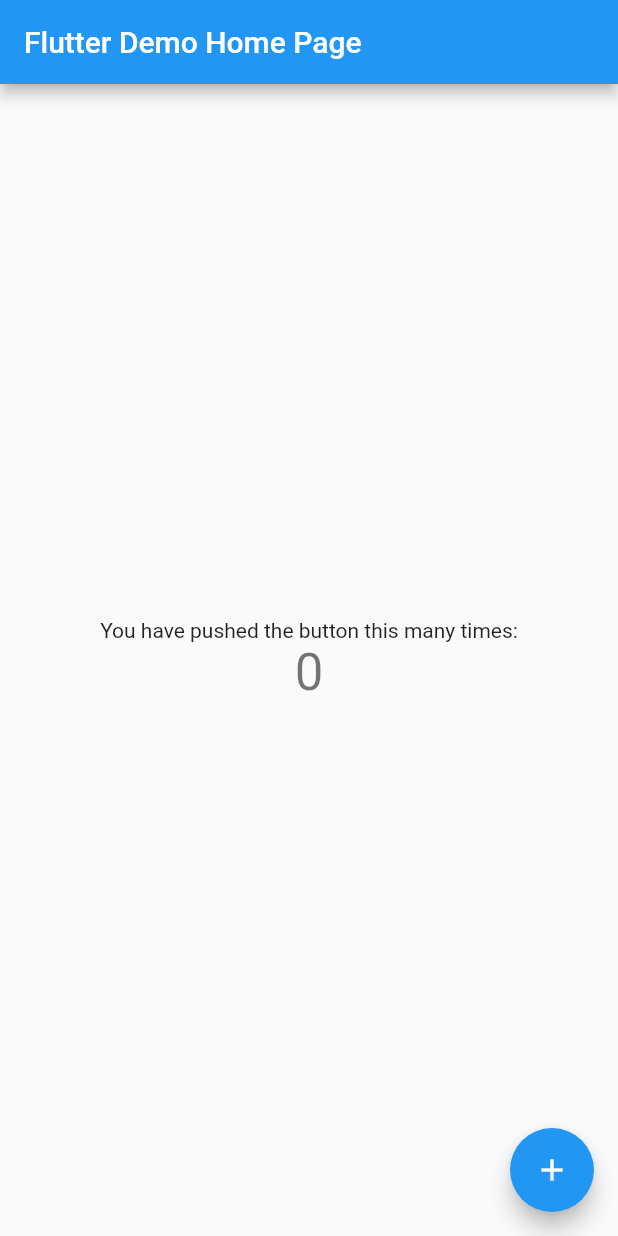
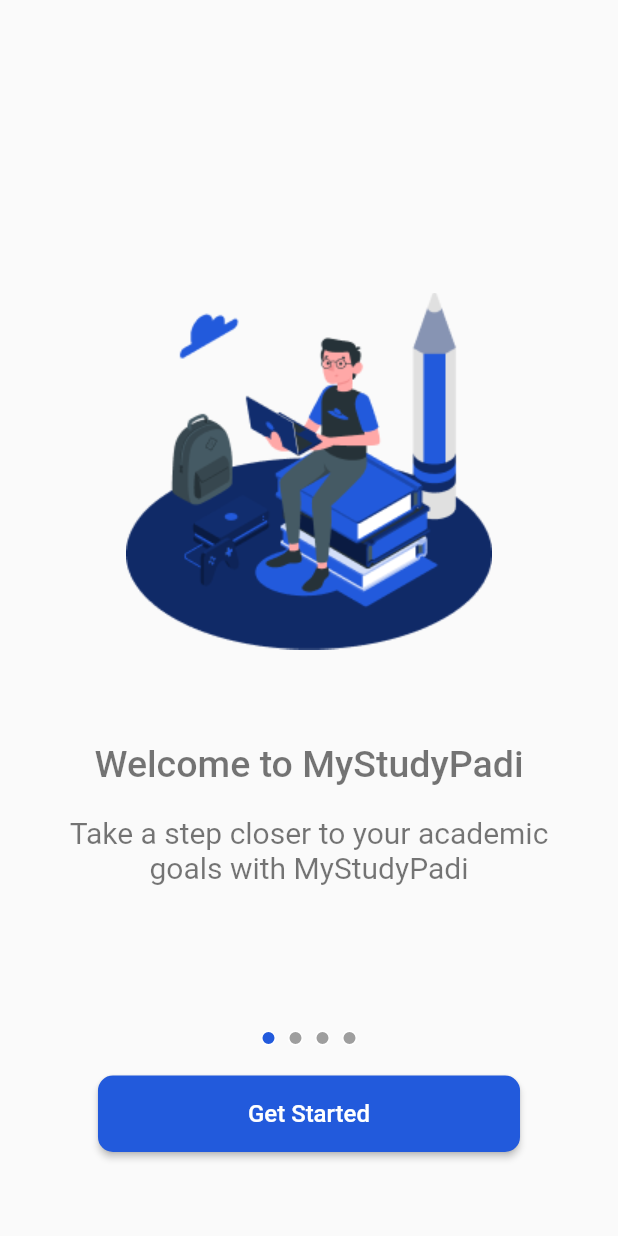
Before and after one commit to toyyibat1/My-StudyPal, a Flutter app: the screen it shows after launch, on a phone screen of 412 x 824 dp. Run offline on Flutter 3.47's test engine with Material 2 defaults, Android fonts, the phone set to English and light mode, and no system bars; our stand-ins replace firebase_core, flutter_spinkit; accounts and stored records are empty.

Commit message:
created splash screen, onboarding and signup screen

```diff
--- a/lib/main.dart
+++ b/lib/main.dart
@@ -1,117 +1,24 @@
+import 'package:firebase_core/firebase_core.dart';
 import 'package:flutter/material.dart';
+import 'package:my_study_pal/src/views/screens/splash.dart';
 
-void main() {
-  runApp(MyApp());
+void main() async {
+  WidgetsFlutterBinding.ensureInitialized();
+  await Firebase.initializeApp();
+  runApp(App());
 }
 
-class MyApp extends StatelessWidget {
-  // This widget is the root of your application.
+class App extends StatelessWidget {
   @override
   Widget build(BuildContext context) {
     return MaterialApp(
-      title: 'Flutter Demo',
+      debugShowCheckedModeBanner: false,
+      title: 'Ivory Cloud',
       theme: ThemeData(
-        // This is the theme of your application.
-        //
-        // Try running your application with "flutter run". You'll see the
-        // application has a blue toolbar. Then, without quitting the app, try
-        // changing the primarySwatch below to Colors.green and then invoke
-        // "hot reload" (press "r" in the console where you ran "flutter run",
-        // or simply save your changes to "hot reload" in a Flutter IDE).
-        // Notice that the counter didn't reset back to zero; the application
-        // is not restarted.
-        primarySwatch: Colors.blue,
-        // This makes the visual density adapt to the platform that you run
-        // the app on. For desktop platforms, the controls will be smaller and
-        // closer together (more dense) than on mobile platforms.
+        //primaryColor: ,
         visualDensity: VisualDensity.adaptivePlatformDensity,
       ),
-      home: MyHomePage(title: 'Flutter Demo Home Page'),
+      home: SplashScreen(),
     );
   }
 }
-
-class MyHomePage extends StatefulWidget {
-  MyHomePage({Key key, this.title}) : super(key: key);
-
-  // This widget is the home page of your application. It is stateful, meaning
-  // that it has a State object (defined below) that contains fields that affect
-  // how it looks.
-
-  // This class is the configuration for the state. It holds the values (in this
-  // case the title) provided by the parent (in this case the App widget) and
-  // used by the build method of the State. Fields in a Widget subclass are
-  // always marked "final".
-
-  final String title;
-
-  @override
-  _MyHomePageState createState() => _MyHomePageState();
-}
-
-class _MyHomePageState extends State<MyHomePage> {
-  int _counter = 0;
-
-  void _incrementCounter() {
-    setState(() {
-      // This call to setState tells the Flutter framework that something has
-      // changed in this State, which causes it to rerun the build method below
-      // so that the display can reflect the updated values. If we changed
-      // _counter without calling setState(), then the build method would not be
-      // called again, and so nothing would appear to happen.
-      _counter++;
-    });
-  }
-
-  @override
-  Widget build(BuildContext context) {
-    // This method is rerun every time setState is called, for instance as done
-    // by the _incrementCounter method above.
-    //
-    // The Flutter framework has been optimized to make rerunning build methods
-    // fast, so that you can just rebuild anything that needs updating rather
-    // than having to individually change instances of widgets.
-    return Scaffold(
-      appBar: AppBar(
-        // Here we take the value from the MyHomePage object that was created by
-        // the App.build method, and use it to set our appbar title.
-        title: Text(widget.title),
-      ),
-      body: Center(
-        // Center is a layout widget. It takes a single child and positions it
-        // in the middle of the parent.
-        child: Column(
-          // Column is also a layout widget. It takes a list of children and
-          // arranges them vertically. By default, it sizes itself to fit its
-          // children horizontally, and tries to be as tall as its parent.
-          //
-          // Invoke "debug painting" (press "p" in the console, choose the
-          // "Toggle Debug Paint" action from the Flutter Inspector in Android
-          // Studio, or the "Toggle Debug Paint" command in Visual Studio Code)
-          // to see the wireframe for each widget.
-          //
-          // Column has various properties to control how it sizes itself and
-          // how it positions its children. Here we use mainAxisAlignment to
-          // center the children vertically; the main axis here is the vertical
-          // axis because Columns are vertical (the cross axis would be
-          // horizontal).
-          mainAxisAlignment: MainAxisAlignment.center,
-          children: <Widget>[
-            Text(
-              'You have pushed the button this many times:',
-            ),
-            Text(
-              '$_counter',
-              style: Theme.of(context).textTheme.headline4,
-            ),
-          ],
-        ),
-      ),
-      floatingActionButton: FloatingActionButton(
-        onPressed: _incrementCounter,
-        tooltip: 'Increment',
-        child: Icon(Icons.add),
-      ), // This trailing comma makes auto-formatting nicer for build methods.
-    );
-  }
-}
--- a/lib/src/core/images.dart
+++ b/lib/src/core/images.dart
@@ -0,0 +1,11 @@
+
+const logo = 'assets/logo.png';
+const logo2 = 'assets/logo2.png';
+const onboarding1 = 'assets/onboarding1.png';
+const onboarding2 = 'assets/onboarding2.png';
+const onboarding3 = 'assets/onboarding3.png';
+const onboarding4 = 'assets/onboarding4.png';
+
+const facebook = 'assets/facebook.png';
+const google = 'assets/google.png';
+const email = 'assets/emailbox.png';
--- /dev/null
+++ b/lib/src/views/screens/OnboardingScreen.dart
@@ -0,0 +1,173 @@
+import 'package:flutter/material.dart';
+import 'package:flutter/services.dart';
+import 'package:my_study_pal/src/core/images.dart';
+import 'package:my_study_pal/src/widgets/app_button.dart';
+import '../screens/signin.dart';
+import '../../core/constants.dart';
+
+class OnboardingScreen extends StatefulWidget {
+  @override
+  _OnboardingScreenState createState() => _OnboardingScreenState();
+}
+
+class _OnboardingScreenState extends State<OnboardingScreen> {
+  final int _numPages = 4;
+  final PageController _pageController = PageController(initialPage: 0);
+  int _currentPage = 0;
+
+  List<Widget> _buildPageIndicator() {
+    List<Widget> list = [];
+    for (int i = 0; i < _numPages; i++) {
+      list.add(i == _currentPage ? _indicator(true) : _indicator(false));
+    }
+    return list;
+  }
+
+  Widget _indicator(bool isActive) {
+    return AnimatedContainer(
+      duration: Duration(milliseconds: 150),
+      margin: EdgeInsets.symmetric(horizontal: 4.0),
+      height: 10.0,
+      width: isActive ? 10.0 : 10.0,
+      decoration: BoxDecoration(
+          color: isActive ? kPrimaryColor : Colors.grey[500],
+          borderRadius: BorderRadius.all(Radius.circular(12)),
+          border: Border.all(color: Colors.white)),
+    );
+  }
+
+  @override
+  Widget build(BuildContext context) {
+    return AnnotatedRegion(
+      value: SystemUiOverlayStyle(statusBarColor: Colors.transparent),
+      child: Scaffold(
+        body: Container(
+          child: Padding(
+            padding: EdgeInsets.symmetric(vertical: 56),
+            child: Column(
+              children: <Widget>[
+                Expanded(
+                  child: Container(
+                    child: PageView(
+                      physics: ClampingScrollPhysics(),
+                      controller: _pageController,
+                      onPageChanged: (int page) {
+                        setState(() {
+                          _currentPage = page;
+                        });
+                      },
+                      children: <Widget>[
+                        OnboardColumn(
+                          imgPath: onboarding1,
+                          titletext: 'Welcome to MyStudyPadi',
+                          subtitleText:'Take a step closer to your academic goals with MyStudyPadi'
+                        ),
+                        OnboardColumn(
+                          imgPath: onboarding2,
+                          titletext: 'Schedule Study Timetable',
+                          subtitleText:'Create a timetable that will help you to study effectively',
+                        ),
+                        OnboardColumn(
+                          imgPath: onboarding3,
+                          titletext: 'Create Tasks Seamlessly',
+                          subtitleText:'Create multiple tasks that can guide your study plans',
+                        ),
+                        OnboardColumn(
+                          imgPath: onboarding4,
+                          titletext: 'Invite Friends for Tasks',
+                          subtitleText:'Help your friends by sharing your study plans with them',
+                        ),
+                      ],
+                    ),
+                  ),
+                ),
+                SizedBox(height: 20),
+                Row(
+                  mainAxisAlignment: MainAxisAlignment.center,
+                  children: _buildPageIndicator(),
+                ),
+                SizedBox(height: 20),
+                _currentPage != _numPages - 1
+                    ? AppButton(
+                        label: "Get Started",
+                        color: kPrimaryColor,
+                        textColor: Colors.white,
+                        onPressed: () {
+                          _pageController.nextPage(
+                            duration: Duration(milliseconds: 500),
+                            curve: Curves.ease,
+                          );
+                        },
+                      )
+                    : AppButton(
+                        label: "Get Started",
+                        color: kPrimaryColor,
+                        textColor: Colors.white,
+                        onPressed: () {
+                          Navigator.push(
+                            context,
+                            MaterialPageRoute(
+                              builder: (context) => SigninScreen(),
+                            ),
+                          );
+                        },
+                      ),
+              ],
+            ),
+          ),
+        ),
+      ),
+    );
+  }
+}
+
+class OnboardColumn extends StatelessWidget {
+  final String imgPath;
+  final String titletext;
+  final String subtitleText;
+
+  OnboardColumn({
+    this.imgPath,
+     this.titletext, this.subtitleText,
+  });
+
+  @override
+  Widget build(BuildContext context) {
+    return Column(
+      crossAxisAlignment: CrossAxisAlignment.center,
+      mainAxisAlignment: MainAxisAlignment.center,
+      children: <Widget>[
+        Image.asset(
+          imgPath,
+          matchTextDirection: false,
+          width: MediaQuery.of(context).size.width * 0.9,
+        ),
+        Container(
+          width: MediaQuery.of(context).size.width * 0.9,
+          child: Column(
+            children: [
+              Text(
+                titletext,
+                style: TextStyle(
+                  fontSize: 25,
+                  color: Colors.black54,
+                  fontWeight: FontWeight.w500,
+                ),
+                textAlign: TextAlign.center,
+              ),
+              SizedBox(height: 20,),
+              Text(
+                subtitleText,
+                style: TextStyle(
+                  fontSize: 20,
+                  color: Colors.black54,
+                ),
+                textAlign: TextAlign.center,
+              ),
+            ],
+          ),
+        )
+      ],
+    );
+  }
+}
--- /dev/null
+++ b/lib/src/widgets/app_button.dart
@@ -0,0 +1,43 @@
+import 'package:flutter/material.dart';
+
+class AppButton extends StatelessWidget {
+  final Function onPressed;
+  final Color color;
+  final Color textColor;
+  final bool isLoading;
+  final String label;
+
+  const AppButton({
+    Key key,
+    this.onPressed,
+    this.color,
+    this.textColor,
+    this.isLoading = false,
+    this.label,
+  }) : super(key: key);
+
+  @override
+  Widget build(BuildContext context) {
+    return RaisedButton(
+      onPressed: onPressed,
+      color: color,
+      textColor: textColor,
+      padding: EdgeInsets.symmetric(vertical: 16, horizontal: 100.0),
+      child: isLoading
+          ? SizedBox(
+              width: 25.0,
+              height: 25.0,
+              child: CircularProgressIndicator(
+                valueColor: AlwaysStoppedAnimation<Color>(Colors.white),
+              ),
+            )
+          : Text(
+              label,
+              style: TextStyle(fontSize: 16),
+            ),
+      shape: RoundedRectangleBorder(
+        borderRadius: BorderRadius.circular(10),
+      ),
+    );
+  }
+}
```
Also changed, not shown: lib/src/core/constants.dart (+12 -0 lines), lib/src/views/screens/signin.dart (added, +83 -0 lines), lib/src/views/screens/splash.dart (added, +69 -0 lines), pubspec.yaml (+8 -3 lines), assets/emailbox.png (added), assets/facebook.png (added), assets/google.png (added), assets/logo.png (added), assets/logo2.png (added), assets/onboarding1.png (added), assets/onboarding2.png (added), assets/onboarding3.png (added), assets/onboarding4.png (added), pubspec.lock.
